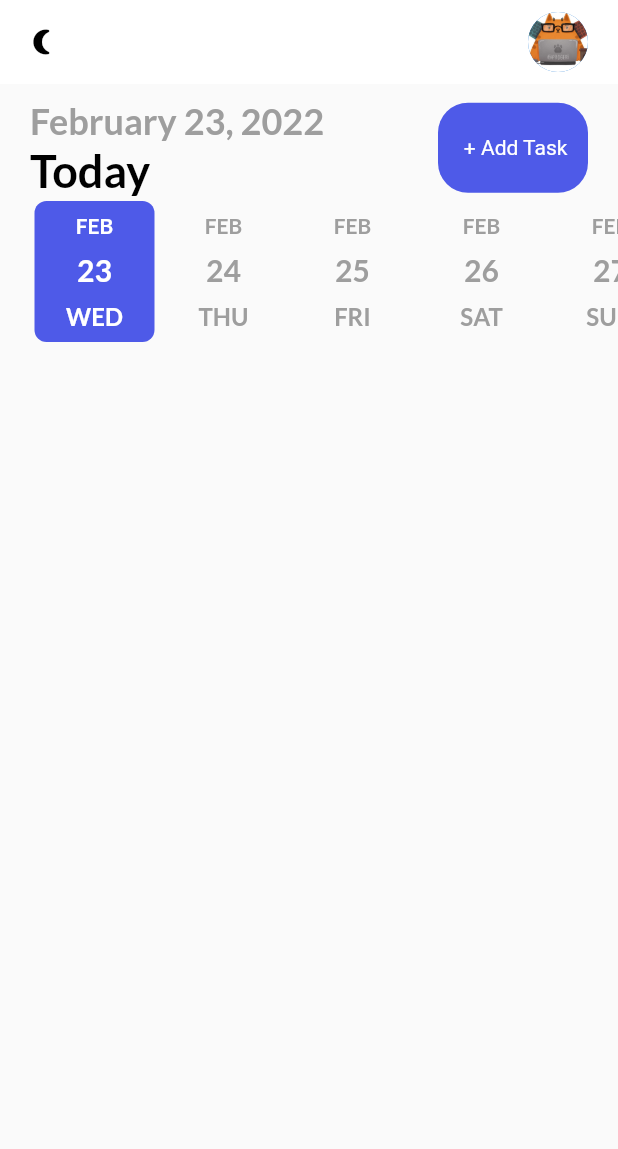
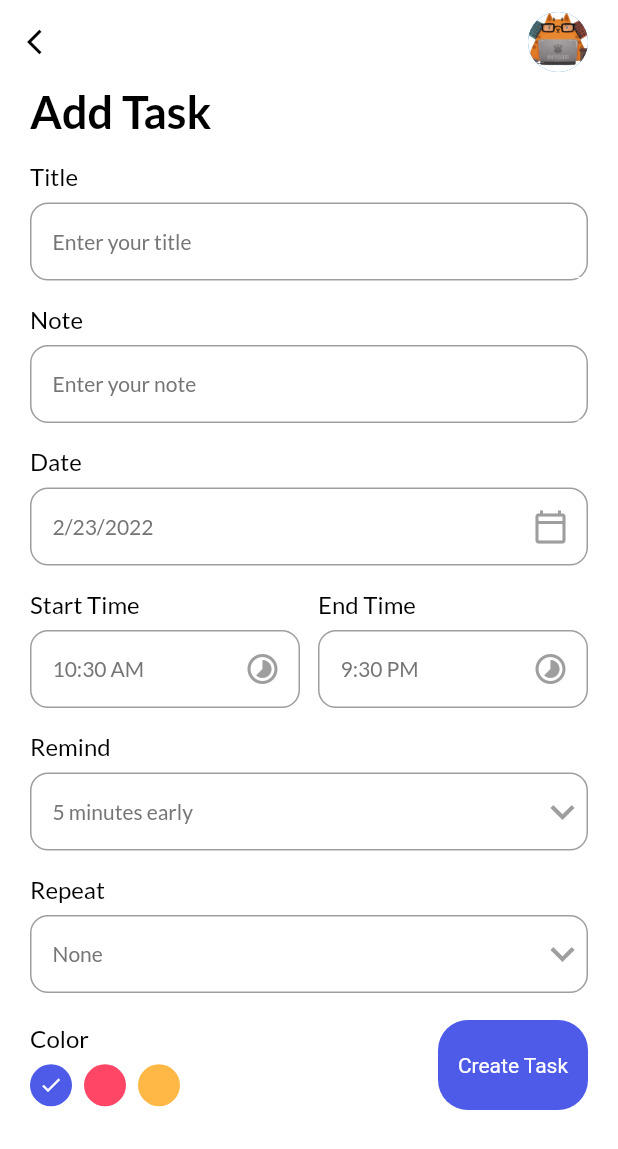
Before and after one commit to flutter-er/flutter_todo_getx, a Flutter app: the screen it shows after launch, after a tap on "+ Add Task", on a phone screen of 412 x 824 dp. Shown: the top 1149 px of the screen. Run offline on Flutter 3.47's test engine with Material 2 defaults, Android fonts, the phone set to English and light mode, and no system bars; drawn by our look-alikes of date_picker_timeline; our stand-ins replace flutter_local_notifications, get, get_storage, google_fonts, timezone.

Commit message:
addTask page without validation

```diff
--- /dev/null
+++ b/lib/ui/add_task_bar.dart
@@ -0,0 +1,262 @@
+import 'package:flutter/material.dart';
+import 'package:flutter_todo_getx/ui/theme.dart';
+import 'package:flutter_todo_getx/widgets/button.dart';
+import 'package:get/get.dart';
+import 'package:get/get_core/src/get_main.dart';
+import 'package:intl/intl.dart';
+
+import '../widgets/input_field.dart';
+
+class AddTaskPage extends StatefulWidget {
+  const AddTaskPage({Key? key}) : super(key: key);
+
+  @override
+  _AddTaskPageState createState() => _AddTaskPageState();
+}
+
+class _AddTaskPageState extends State<AddTaskPage> {
+  TextEditingController _titleController = TextEditingController();
+  TextEditingController _noteController = TextEditingController();
+  String _endTime = "9:30 PM";
+  String _startTime = DateFormat('hh:mm a').format(DateTime.now()).toString();
+  DateTime _selectedDate = DateTime.now();
+  int _selectedRemind = 5;
+  List<int> remindList = [5, 10, 15, 20];
+  String _selectedRepeat = "None";
+  List<String> repeatList = ["none", "daily", "weekly", "monthly"];
+  int _selectedColor = 0;
+
+  @override
+  Widget build(BuildContext context) {
+    return Scaffold(
+      backgroundColor: context.theme.backgroundColor,
+      appBar: _appBar(context),
+      body: Container(
+        padding: const EdgeInsets.only(left: 20, right: 20),
+        child: SingleChildScrollView(
+          child: Column(
+            crossAxisAlignment: CrossAxisAlignment.start,
+            children: [
+              Text(
+                "Add Task",
+                style: headingStyle,
+              ),
+              MyInputField(title: "Title", hint: "Enter your title"),
+              MyInputField(title: "Note", hint: "Enter your note"),
+              MyInputField(
+                title: "Date",
+                hint: DateFormat.yMd().format(_selectedDate),
+                widget: IconButton(
+                  onPressed: () {
+                    _getDateFromUser();
+                  },
+                  icon: Icon(
+                    Icons.calendar_today_outlined,
+                    color: Colors.grey,
+                  ),
+                ),
+              ),
+              Row(
+                children: [
+                  Expanded(
+                      child: MyInputField(
+                    title: "Start Time",
+                    hint: _startTime,
+                    widget: IconButton(
+                      onPressed: () {
+                        _getTimeFromUser(isStartTime: true);
+                      },
+                      icon: Icon(
+                        Icons.timelapse,
+                        color: Colors.grey,
+                      ),
+                    ),
+                  )),
+                  SizedBox(
+                    width: 12,
+                  ),
+                  Expanded(
+                      child: MyInputField(
+                          title: "End Time",
+                          hint: _endTime,
+                          widget: IconButton(
+                            onPressed: () {
+                              _getTimeFromUser(isStartTime: false);
+                            },
+                            icon: Icon(
+                              Icons.timelapse,
+                              color: Colors.grey,
+                            ),
+                          ))),
+                ],
+              ),
+              MyInputField(
+                  title: "Remind",
+                  hint: "$_selectedRemind minutes early",
+                  widget: DropdownButton(
+                      icon: Icon(
+                        Icons.keyboard_arrow_down,
+                        color: Colors.grey,
+                      ),
+                      iconSize: 32,
+                      elevation: 4,
+                      underline: Container(height: 0),
+                      onChanged: (String? newValue) {
+                        setState(() {
+                          _selectedRemind = int.parse(newValue!);
+                        });
+                      },
+                      style: subTitleStyle,
+                      items:
+                          remindList.map<DropdownMenuItem<String>>((int value) {
+                        return DropdownMenuItem<String>(
+                            value: value.toString(),
+                            child: Text(value.toString()));
+                      }).toList())),
+              MyInputField(
+                  title: "Repeat",
+                  hint: "$_selectedRepeat",
+                  widget: DropdownButton(
+                      icon: Icon(
+                        Icons.keyboard_arrow_down,
+                        color: Colors.grey,
+                      ),
+                      iconSize: 32,
+                      elevation: 4,
+                      underline: Container(height: 0),
+                      onChanged: (String? newValue) {
+                        setState(() {
+                          _selectedRepeat = newValue!;
+                        });
+                      },
+                      style: subTitleStyle,
+                      items: repeatList
+                          .map<DropdownMenuItem<String>>((String value) {
+                        return DropdownMenuItem<String>(
+                            value: value,
+                            child: Text(value,
+                                style: TextStyle(
+                                  color: Colors.grey,
+                                )));
+                      }).toList())),
+              SizedBox(height: 18,),
+              Row(
+                mainAxisAlignment: MainAxisAlignment.spaceBetween,
+                crossAxisAlignment: CrossAxisAlignment.center,
+                children: [
+                  _colorPalette(),
+                  MyButton(label: "Create Task", onTap: ()=> null)
+
+                ],
+              )
+            ],
+          ),
+        ),
+      ),
+    );
+  }
+
+  _colorPalette(){
+    return   Column(
+      crossAxisAlignment: CrossAxisAlignment.start,
+      children: [
+        Text(
+          "Color",
+          style: titleStyle,
+        ),
+        SizedBox(height: 8.0,),
+        Wrap(
+            children: List<Widget>.generate(3, (int index) {
+              return GestureDetector(
+                onTap: (){
+                  setState(() {
+                    _selectedColor = index;
+
+                  });
+
+                },
+                child: Padding(
+                  padding: EdgeInsets.only(right: 8),
+                  child: CircleAvatar(
+                      radius: 14,
+                      backgroundColor:index == 0?primaryClr:index==1 ?pinkClr:yellowClr,
+                      child: _selectedColor == index? Icon(Icons.done, color: Colors.white,size: 16,):Container()
+                  ),
+                ),
+              );
+            }))
+      ],
+    );
+  }
+
+  _validateData(){
+
+  }
+
+
+  _appBar(BuildContext context) {
+    return AppBar(
+      elevation: 0,
+      backgroundColor: context.theme.backgroundColor,
+      leading: GestureDetector(
+        onTap: () {
+          Get.back();
+        },
+        child: Icon(
+          Icons.arrow_back_ios,
+          color: Get.isDarkMode ? Colors.white : Colors.black,
+          size: 20,
+        ),
+      ),
+      actions: [
+        CircleAvatar(
+          backgroundImage: AssetImage("images/profile_img.jpeg"),
+        ),
+        SizedBox(
+          width: 20,
+        )
+      ],
+    );
+  }
+
+  _getDateFromUser() async {
+    DateTime? _pickerDate = await showDatePicker(
+      context: context,
+      initialDate: DateTime.now(),
+      firstDate: DateTime(2015),
+      lastDate: DateTime(2121),
+    );
+    if (_pickerDate != null) {
+      setState(() {
+        _selectedDate = _pickerDate;
+      });
+    } else {
+      print("its null or something");
+    }
+  }
+
+  _getTimeFromUser({required bool isStartTime}) async {
+    var pickedTime = await _showTimePicker();
+    String _formatedTime = pickedTime.format(context);
+    if (pickedTime == null) {
+      print("time canceled");
+    } else if (isStartTime == true) {
+      setState(() {
+        _startTime = _formatedTime;
+      });
+    } else if (isStartTime == false) {
+      setState(() {
+        _endTime = _formatedTime;
+      });
+    }
+  }
+
+  _showTimePicker() {
+    return showTimePicker(
+        initialEntryMode: TimePickerEntryMode.input,
+        context: context,
+        initialTime: TimeOfDay(
+            hour: int.parse(_startTime.split(":")[0]),
+            minute: int.parse(_startTime.split(":")[1].split(" ")[0])));
+  }
+}
--- a/lib/ui/home_page.dart
+++ b/lib/ui/home_page.dart
@@ -2,8 +2,10 @@ import 'package:date_picker_timeline/date_picker_timeline.dart';
 import 'package:flutter/material.dart';
 import 'package:flutter_todo_getx/services/notification_service.dart';
 import 'package:flutter_todo_getx/services/theme_service.dart';
+import 'package:flutter_todo_getx/ui/add_task_bar.dart';
 import 'package:flutter_todo_getx/ui/theme.dart';
 import 'package:flutter_todo_getx/widgets/button.dart';
+import 'package:flutter_todo_getx/widgets/input_field.dart';
 import 'package:get/get.dart';
 import 'package:google_fonts/google_fonts.dart';
 import 'package:intl/intl.dart';
@@ -16,6 +18,7 @@ class HomePage extends StatefulWidget {
 }
 
 class _HomePageState extends State<HomePage> {
+  DateTime _selectedDate = DateTime.now();
   var notifyHelper;
 
   @override
@@ -33,7 +36,14 @@ class _HomePageState extends State<HomePage> {
       body: Column(
         children: [
           _addTaskBar(),
-          Container(
+          _addDateBar(),
+        ],
+      ),
+    );
+  }
+
+  _addDateBar() {
+    return Container(
       margin: EdgeInsets.only(left: 20),
       child: DatePicker(
         DateTime.now(),
@@ -62,10 +72,10 @@ class _HomePageState extends State<HomePage> {
             fontWeight: FontWeight.w600,
             color: Colors.grey,
           ),
-              )
         ),
-          )
-        ],
+        onDateChange: (date) {
+          _selectedDate = date;
+        },
       ),
     );
   }
@@ -91,7 +101,7 @@ class _HomePageState extends State<HomePage> {
               ],
             ),
           ),
-          MyButton(label: " + Add Task", onTap: () => null)
+          MyButton(label: " + Add Task", onTap: () => Get.to(AddTaskPage())),
         ],
       ),
     );
--- a/lib/ui/theme.dart
+++ b/lib/ui/theme.dart
@@ -39,3 +39,22 @@ TextStyle get headingStyle{
   );
 
 }
+
+TextStyle get titleStyle{
+  return GoogleFonts.lato(
+      textStyle: TextStyle(fontSize: 16),
+      fontWeight: FontWeight.w400,
+      color: Get.isDarkMode? Colors.white:Colors.black
+
+  );
+
+}
+
+TextStyle get subTitleStyle {
+  return GoogleFonts.lato(
+      textStyle: TextStyle(fontSize: 14),
+      fontWeight: FontWeight.w400,
+      color: Get.isDarkMode ? Colors.grey[100] : Colors.grey[600]
+
+  );
+}
--- /dev/null
+++ b/lib/widgets/input_field.dart
@@ -0,0 +1,73 @@
+import 'package:flutter/material.dart';
+import 'package:get/get.dart';
+
+import '../ui/theme.dart';
+
+class MyInputField extends StatelessWidget {
+  final String title;
+  final String hint;
+  final TextEditingController? controller;
+  final Widget? widget;
+
+  const MyInputField(
+      {Key? key,
+      required this.title,
+      required this.hint,
+      this.controller,
+      this.widget})
+      : super(key: key);
+
+  @override
+  Widget build(BuildContext context) {
+    return Container(
+      margin: EdgeInsets.only(top: 16),
+      child: Column(
+        crossAxisAlignment: CrossAxisAlignment.start,
+        children: [
+          Text(
+            title,
+            style: titleStyle,
+          ),
+          Container(
+            padding: EdgeInsets.only(left: 14),
+            margin: EdgeInsets.only(top: 8),
+            height: 52,
+            decoration: BoxDecoration(
+                border: Border.all(color: Colors.grey, width: 1.0),
+                borderRadius: BorderRadius.circular(12)),
+            child: Row(
+              children: [
+                Expanded(
+                    child: TextFormField(
+                      readOnly: widget ==null?false:true,
+                  autofocus: false,
+                  cursorColor:
+                      Get.isDarkMode ? Colors.grey[100] : Colors.grey[700],
+                  controller: controller,
+                  style: subTitleStyle,
+                  decoration: InputDecoration(
+                    hintText: hint,
+                    hintStyle: subTitleStyle,
+                    focusedBorder: UnderlineInputBorder(
+                      borderSide: BorderSide(
+                        color: context.theme.backgroundColor,
+                        width: 0,
+                      ),
+                    ),
+                    enabledBorder: UnderlineInputBorder(
+                      borderSide: BorderSide(
+                        color: context.theme.backgroundColor,
+                        width: 0,
+                      ),
+                    ),
+                  ),
+                )),
+                widget == null ?Container(): Container(child: widget,)
+              ],
+            ),
+          ),
+        ],
+      ),
+    );
+  }
+}
```
Lines whose indentation alone changed are shown as unchanged.
